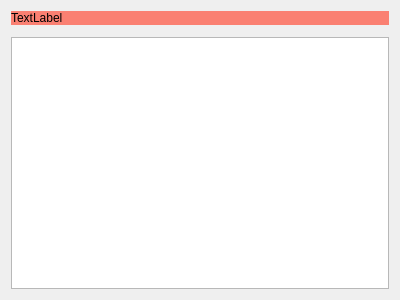
Old version of the form quickevent/app/quickevent/plugins/Event/src/services/qx/qxlateregistrationswidget.ui in the repository sakhnik/quickbox.
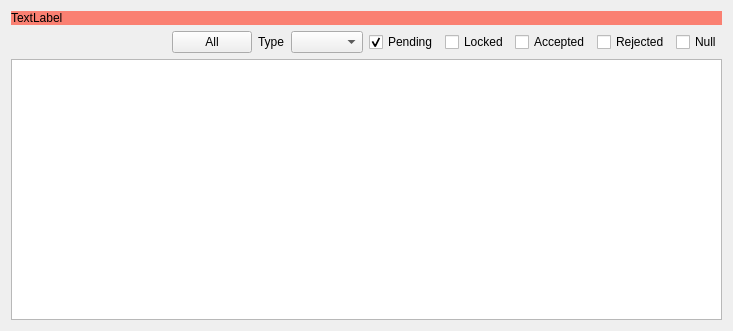
New version of the form. Custom widgets are drawn as their Qt base class.

Diff of the .ui file:
```diff
--- a/quickevent/app/quickevent/plugins/Event/src/services/qx/qxlateregistrationswidget.ui
+++ b/quickevent/app/quickevent/plugins/Event/src/services/qx/qxlateregistrationswidget.ui
@@ -6,8 +6,8 @@
    <rect>
     <x>0</x>
     <y>0</y>
-    <width>400</width>
-    <height>300</height>
+    <width>733</width>
+    <height>331</height>
    </rect>
   </property>
   <property name="windowTitle">
@@ -28,7 +28,97 @@
     </widget>
    </item>
    <item>
-    <widget class="qf::qmlwidgets::TableViewToolBar" name="toolbar" native="true"/>
+    <layout class="QHBoxLayout" name="horizontalLayout">
+     <item>
+      <widget class="qf::qmlwidgets::TableViewToolBar" name="toolbar" native="true">
+       <property name="sizePolicy">
+        <sizepolicy hsizetype="Expanding" vsizetype="Preferred">
+         <horstretch>0</horstretch>
+         <verstretch>0</verstretch>
+        </sizepolicy>
+       </property>
+      </widget>
+     </item>
+     <item>
+      <widget class="QPushButton" name="btAll">
+       <property name="text">
+        <string>All</string>
+       </property>
+      </widget>
+     </item>
+     <item>
+      <widget class="QLabel" name="label">
+       <property name="text">
+        <string>Type</string>
+       </property>
+      </widget>
+     </item>
+     <item>
+      <widget class="QComboBox" name="lstType"/>
+     </item>
+     <item>
+      <widget class="QCheckBox" name="chkPending">
+       <property name="text">
+        <string>Pending</string>
+       </property>
+       <property name="checked">
+        <bool>true</bool>
+       </property>
+      </widget>
+     </item>
+     <item>
+      <widget class="QFrame" name="frame">
+       <property name="frameShape">
+        <enum>QFrame::Shape::NoFrame</enum>
+       </property>
+       <property name="frameShadow">
+        <enum>QFrame::Shadow::Raised</enum>
+       </property>
+       <layout class="QHBoxLayout" name="horizontalLayout_2">
+        <property name="leftMargin">
+         <number>0</number>
+        </property>
+        <property name="topMargin">
+         <number>0</number>
+        </property>
+        <property name="rightMargin">
+         <number>0</number>
+        </property>
+        <property name="bottomMargin">
+         <number>0</number>
+        </property>
+        <item>
+         <widget class="QCheckBox" name="chkLocked">
+          <property name="text">
+           <string>Locked</string>
+          </property>
+         </widget>
+        </item>
+        <item>
+         <widget class="QCheckBox" name="chkAccepted">
+          <property name="text">
+           <string>Accepted</string>
+          </property>
+         </widget>
+        </item>
+        <item>
+         <widget class="QCheckBox" name="chkRejected">
+          <property name="text">
+           <string>Rejected</string>
+          </property>
+         </widget>
+        </item>
+        <item>
+         <widget class="QCheckBox" name="chkNull">
+          <property name="text">
+           <string>Null</string>
+          </property>
+         </widget>
+        </item>
+       </layout>
+      </widget>
+     </item>
+    </layout>
    </item>
    <item>
     <widget class="qf::qmlwidgets::TableView" name="tableView"/>
```
